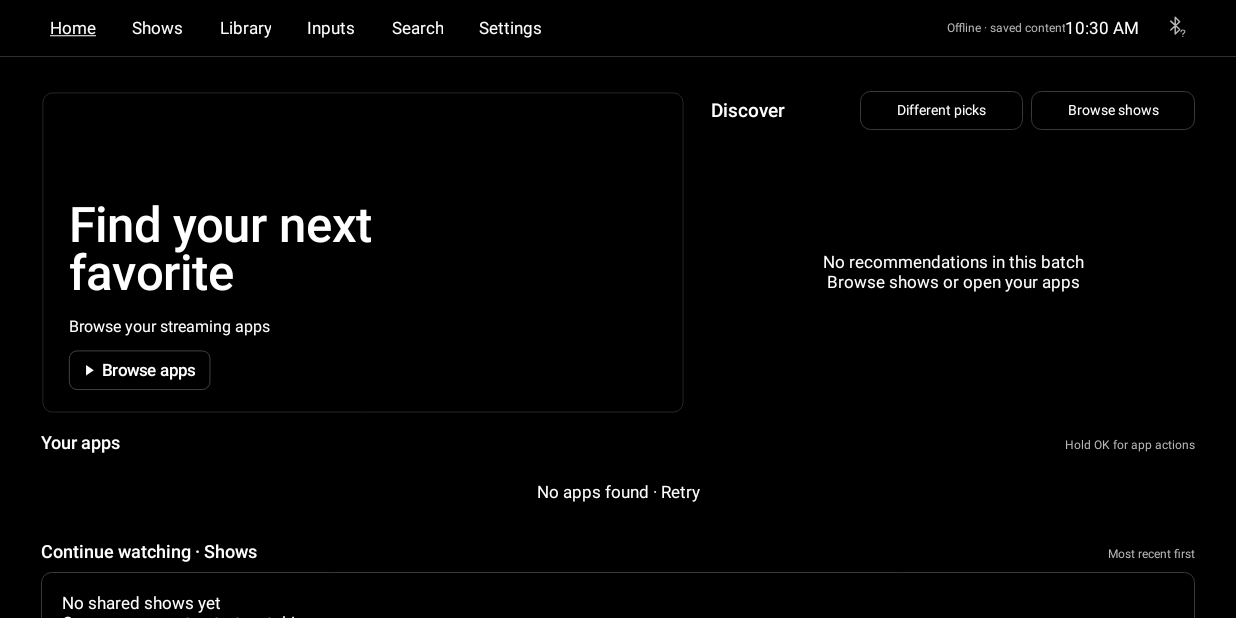
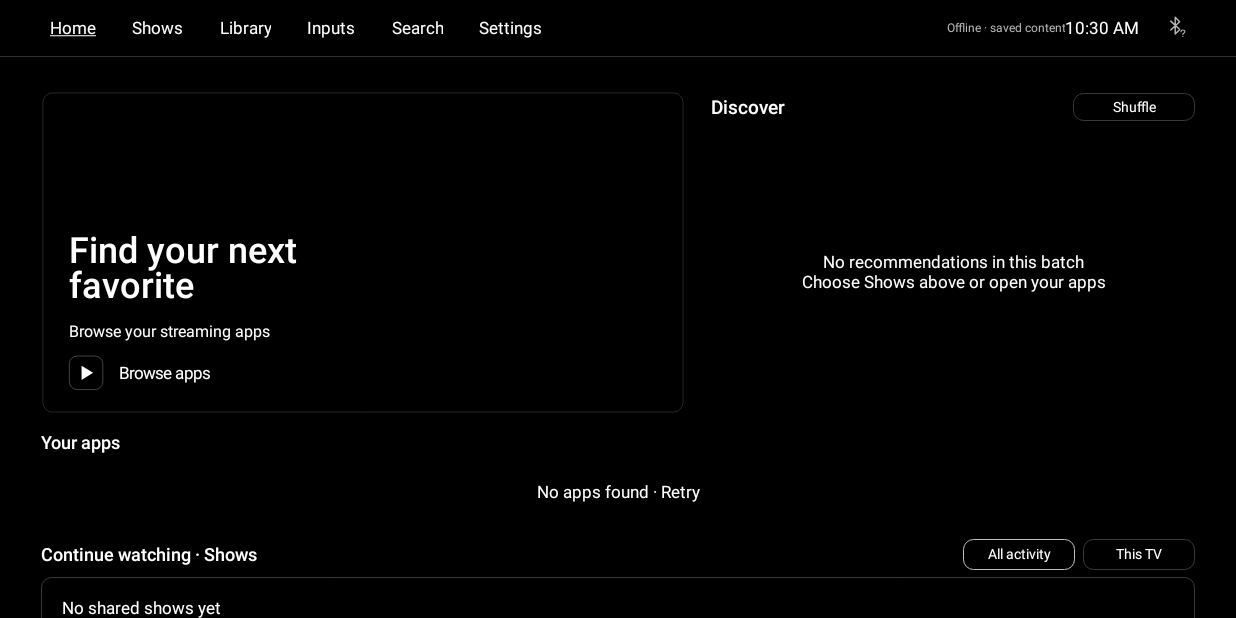
Before and after one commit to draco1738/prettTV, an Android app: the MainActivity screen opened directly, with no data from a screen before it, on a phone screen of 824 x 412 dp (held sideways). Run offline under Robolectric (Android 15) with nearby library versions, the light colour scheme and no system bars; pictures from the network do not load.

Commit message:
Refine OLED Home and simplify direct audio output controls

```diff
--- a/launcher/app/build.gradle.kts
+++ b/launcher/app/build.gradle.kts
@@ -15,8 +15,8 @@ android {
         applicationId = "dev.zane.pretttv"
         minSdk = 26
         targetSdk = 34
-        versionCode = 33
-        versionName = "0.6.4"
+        versionCode = 34
+        versionName = "0.6.5"
         testInstrumentationRunner = "fi.jommi.rivi.StabilityInstrumentation"
     }
 
--- a/launcher/app/src/main/kotlin/fi/jommi/rivi/BalancedHomeLayout.kt
+++ b/launcher/app/src/main/kotlin/fi/jommi/rivi/BalancedHomeLayout.kt
@@ -13,12 +13,17 @@ internal object BalancedHomeLayout {
     const val POSTER_WIDTH=(DISCOVERY_WIDTH-2*POSTER_GAP)/3
     const val POSTER_COUNT=3
     const val TOP_GAP=38
+    const val DISCOVERY_ACTION_PADDING=16
+    // Leave one reference pixel of slack for independently rounded Larger dimensions.
+    const val HEADING_TOP_CLEARANCE=3
+    const val HEADING_BOTTOM_CLEARANCE=13
 
     private fun font(value:Float)=if(value.isFinite())value.coerceAtLeast(1f) else 1f
     fun stackedHeading(fontScale:Float)=font(fontScale)>1.3f
-    fun headingHeight(fontScale:Float)=ceil(36*font(fontScale)).toInt()+25+if(stackedHeading(fontScale))browseHeight(fontScale) else 0
+    fun headingHeight(fontScale:Float)=ceil(36*font(fontScale)).toInt()+25+if(stackedHeading(fontScale))discoveryActionHeight(fontScale) else 0
     fun posterHeight(fontScale:Float)=POSTER_WIDTH*3/2+81+ceil(70*(font(fontScale)-1f)).toInt()
-    fun browseHeight(fontScale:Float)=36+ceil(25*font(fontScale)).toInt()
+    fun discoveryActionHeight(fontScale:Float)=16+ceil(28*font(fontScale)).toInt()
+    fun discoveryActionWidth(fontScale:Float)=2*DISCOVERY_ACTION_PADDING+ceil(158*font(fontScale)).toInt()
     fun stageHeight(fontScale:Float)=headingHeight(fontScale)+posterHeight(fontScale)
     fun appCaptionHeight(fontScale:Float)=8+ceil(26*font(fontScale)).toInt()
     fun continuationHeight(fontScale:Float)=128+ceil(100*(font(fontScale)-1f)).toInt()
--- a/launcher/app/src/main/kotlin/fi/jommi/rivi/MainActivity.kt
+++ b/launcher/app/src/main/kotlin/fi/jommi/rivi/MainActivity.kt
@@ -440,6 +440,27 @@ class MainActivity : Activity() {
         addView(text(title,28,ink,true),LinearLayout.LayoutParams(0,px(44),1f))
         if(extra.isNotEmpty())addView(text(extra,19,muted),LinearLayout.LayoutParams(-2,px(44)))
     }
+    private fun watchingSection(title:String,key:String):View {
+        val heading=if(BalancedHomeLayout.stackedHeading(balancedFont))column() else row()
+        val caption=text(title,28,ink,true)
+        heading.addView(caption,if(heading.orientation==LinearLayout.HORIZONTAL)LinearLayout.LayoutParams(0,px(52),1f) else LinearLayout.LayoutParams(-1,px(52)))
+        val choices=row()
+        for((mode,label) in listOf(ViewingHistoryMode.COMBINED to "All activity",ViewingHistoryMode.THIS_TV_ONLY to "This TV")) {
+            val selected=mode==viewingHistoryMode
+            val action=button(label,"$key-history-${mode.name.lowercase()}") { applyViewingHistoryMode(mode) }.apply {
+                setTextSize(TypedValue.COMPLEX_UNIT_PX,22f*scale*balancedFont)
+                isSelected=selected
+                contentDescription="$label. ${if(selected)"Selected. " else ""}"+if(mode==ViewingHistoryMode.COMBINED)"Includes activity shared by your apps." else "Viewing observed on this TV."
+                fun paint(focused:Boolean) { background=round(PrettTvColors.SURFACE,if(focused)ink else if(selected)PrettTvColors.SECONDARY else PrettTvColors.EDGE) }
+                paint(false);setOnFocusChangeListener { _,focused->paint(focused) }
+                setOnLongClickListener { chooseViewingHistory();true }
+            }
+            choices.addView(action,LinearLayout.LayoutParams(px((174*balancedFont).toInt()),px((48*balancedFont).toInt())).apply { marginStart=px(12) })
+        }
+        constrainRow(choices)
+        heading.addView(choices,LinearLayout.LayoutParams(-2,-2).apply { gravity=Gravity.END or Gravity.CENTER_VERTICAL })
+        return heading
+    }
     private fun gap(n:Int) { page.addView(View(this),LinearLayout.LayoutParams(1,px(n))) }
     private fun updateClock() { if(::clock.isInitialized)clock.text=android.text.format.DateFormat.getTimeFormat(this).format(Date()); updateHomeStatus() }
     private fun updateWeatherHeader() {
@@ -623,24 +644,24 @@ class MainActivity : Activity() {
         firstCard=hero
         val side=column()
         val heading=if(BalancedHomeLayout.stackedHeading(balancedFont))column() else row()
+        heading.isBaselineAligned=false
+        heading.setPadding(0,px(BalancedHomeLayout.HEADING_TOP_CLEARANCE),0,px(BalancedHomeLayout.HEADING_BOTTOM_CLEARANCE))
         val caption=text("Discover",29,ink,true).apply { gravity=Gravity.CENTER_VERTICAL }
-        val actions=row().apply { gravity=Gravity.CENTER_VERTICAL }
-        fun discoveryAction(label:String,key:String,action:()->Unit)=button(label,key,action).apply {
-            gravity=Gravity.CENTER;setPadding(px(10),0,px(10),0)
+        val different=button("Shuffle","different-picks") { differentPicks() }.apply {
+            gravity=Gravity.CENTER
+            setPadding(px(BalancedHomeLayout.DISCOVERY_ACTION_PADDING),0,px(BalancedHomeLayout.DISCOVERY_ACTION_PADDING),0)
             setTextSize(TypedValue.COMPLEX_UNIT_PX,22f*scale*balancedFont)
             background=round(PrettTvColors.SURFACE,PrettTvColors.EDGE)
             setOnFocusChangeListener { _,focused -> background=round(PrettTvColors.SURFACE,if(focused)ink else PrettTvColors.EDGE) }
         }
-        val different=discoveryAction("Different picks","different-picks") { differentPicks() }
-        val browse=discoveryAction("Browse shows","browse-shows") { browseDiscovery() }
-        actions.addView(different,LinearLayout.LayoutParams(0,px(BalancedHomeLayout.browseHeight(balancedFont)),1f).apply { rightMargin=px(12) })
-        actions.addView(browse,LinearLayout.LayoutParams(0,px(BalancedHomeLayout.browseHeight(balancedFont)),1f))
+        val actionParams=LinearLayout.LayoutParams(px(BalancedHomeLayout.discoveryActionWidth(balancedFont)),
+            px(BalancedHomeLayout.discoveryActionHeight(balancedFont)))
         if(BalancedHomeLayout.stackedHeading(balancedFont)) {
             heading.addView(caption,LinearLayout.LayoutParams(-1,0,1f))
-            heading.addView(actions,LinearLayout.LayoutParams(-1,px(BalancedHomeLayout.browseHeight(balancedFont))))
+            heading.addView(different,actionParams.apply { gravity=Gravity.END })
         } else {
             heading.addView(caption,LinearLayout.LayoutParams(0,-1,1f))
-            heading.addView(actions,LinearLayout.LayoutParams(px(520),-1))
+            heading.addView(different,actionParams.apply { gravity=Gravity.CENTER_VERTICAL })
         }
         side.addView(heading,LinearLayout.LayoutParams(-1,px(BalancedHomeLayout.headingHeight(balancedFont))))
         val shelf=FrameLayout(this).apply { clipChildren=false; clipToPadding=false }
@@ -661,18 +682,8 @@ class MainActivity : Activity() {
         updateBalancedDiscovery(next)
         buildContentRows()
     }
-    private fun browseDiscovery() {
-        val target=listOf("explore","discover","trending").firstNotNullOfOrNull { key ->
-            windowedRows[key]?.ensure(0) ?: rowSections[key]?.let { section ->
-                focusables.values.firstOrNull { it.isFocusable && it.visibility==View.VISIBLE && descendant(it,section) }
-            }
-        } ?: showAnchor ?: appAnchor
-        target?.requestFocusFromTouch()
-        revealFocus(target)
-    }
     private fun updateBalancedDiscovery(next:List<Program>) {
         val hero=focusables["feature"] ?: return
-        val browse=focusables["browse-shows"] ?: return
         val different=focusables["different-picks"] ?: return
         val empty=focusables["discovery-empty"] ?: return
         val posters=(0 until BalancedHomeLayout.POSTER_COUNT).mapNotNull { focusables["next-$it"] }
@@ -684,24 +695,22 @@ class MainActivity : Activity() {
         }
         val available=posters.take(next.size)
         empty.visibility=if(available.isEmpty())View.VISIBLE else View.GONE
-        (empty as? TextView)?.text=if(discoverRotation.current().hasMore)"This batch has no available picks\nChoose Different picks above"
-            else "No recommendations in this batch\nBrowse shows or open your apps"
-        different.contentDescription=if(discoverRotation.current().hasMore)"Different picks. Show another available batch."
-            else "Different picks. No more unseen picks available."
+        (empty as? TextView)?.text=if(discoverRotation.current().hasMore)"This batch has no available picks\nChoose Shuffle above"
+            else "No recommendations in this batch\nChoose Shows above or open your apps"
+        different.contentDescription=if(discoverRotation.current().hasMore)"Shuffle. Show another available batch."
+            else "Shuffle. No more unseen picks available."
         val entry=available.firstOrNull() ?: empty
         hero.nextFocusRightId=entry.id
         available.forEachIndexed { i,card ->
             card.nextFocusLeftId=available.getOrNull(i-1)?.id ?: hero.id
             card.nextFocusRightId=available.getOrNull(i+1)?.id ?: card.id
-            card.nextFocusUpId=if(i<2)different.id else browse.id
+            card.nextFocusUpId=different.id
             card.nextFocusDownId=appAnchor?.id ?: hero.id
         }
         empty.nextFocusLeftId=hero.id; empty.nextFocusRightId=empty.id
         empty.nextFocusUpId=different.id; empty.nextFocusDownId=appAnchor?.id ?: hero.id
-        different.nextFocusLeftId=hero.id;different.nextFocusRightId=browse.id
-        browse.nextFocusLeftId=different.id; browse.nextFocusRightId=browse.id
+        different.nextFocusLeftId=hero.id;different.nextFocusRightId=different.id
         different.nextFocusUpId=focusables.getValue("nav-home").id;different.nextFocusDownId=entry.id
-        browse.nextFocusUpId=focusables.getValue("nav-home").id; browse.nextFocusDownId=available.lastOrNull()?.id ?: entry.id
         focusables.filterKeys { it.startsWith("favorite-") || it=="empty-app-row" }.values.forEachIndexed { i,view ->
             view.nextFocusUpId=if(i<5)hero.id else available.lastOrNull()?.id ?: entry.id
         }
@@ -894,7 +903,7 @@ class MainActivity : Activity() {
     private fun updateHomeStatus() {
         val age=if(content.snapshotAt>0)android.text.format.DateUtils.getRelativeTimeSpanString(content.snapshotAt,System.currentTimeMillis(),60_000).toString() else ""
         homeStatus?.text=when {
-            content.refreshing->"Updating…"
+            content.refreshing->""
             content.offline->"Offline · ${if(age.isEmpty())"saved content" else "saved $age"}"
             content.refreshFailed->"Update unavailable${if(age.isEmpty())"" else " · saved $age"}"
             else->""
@@ -1042,7 +1051,8 @@ class MainActivity : Activity() {
         card.invalidate()
     }
     private fun buildShowRow(title:String,programs:List<Program>,height:Int,key:String,count:Int,note:String="",emptyText:String="",previous:Pair<String,()->Unit>?=null,next:Pair<String,()->Unit>?=null,mode:PrettTvCard.Mode=PrettTvCard.Mode.SHOW) {
-        page.addView(section(title,if(programs.isNotEmpty())listOf("${programs.size} titles",note).filter(String::isNotBlank).joinToString(" · ") else note))
+        page.addView(if(wide && key.startsWith("watching-"))watchingSection(title,key)
+            else section(title,if(programs.isNotEmpty())listOf("${programs.size} titles",note).filter(String::isNotBlank).joinToString(" · ") else note))
         if(wide)gap(10)
         // Leave a visible slice of the next card to make horizontal scrolling discoverable.
         val cardGap=if(mode==PrettTvCard.Mode.CONTINUATION)16 else 20
@@ -1163,7 +1173,11 @@ class MainActivity : Activity() {
     }
     private fun buildApps(height:Int) {
         val entries=orderedApps().filter { it.key !in prefs.hidden }
-        page.addView(section("Your apps","Hold OK for app actions"))
+        val range=text("",19,muted).apply { tag="your-apps-range";importantForAccessibility=View.IMPORTANT_FOR_ACCESSIBILITY_NO }
+        page.addView(if(wide)row().apply {
+            addView(text("Your apps",28,ink,true),LinearLayout.LayoutParams(0,px(44),1f))
+            addView(range,LinearLayout.LayoutParams(-2,px(44)))
+        } else section("Your apps","Hold OK for app actions"))
         if(wide)gap(8)
         val strip=row(); val width=208
         val captionHeight=if(wide)BalancedHomeLayout.appCaptionHeight(balancedFont) else 0
@@ -1181,6 +1195,9 @@ class MainActivity : Activity() {
             clipChildren=true; clipToPadding=true; isSmoothScrollingEnabled=android.animation.ValueAnimator.areAnimatorsEnabled(); setPadding(0,px(4),0,px(4))
         }
         horizontalRows["your-apps"]=scroll
+        fun updateRange() { range.text=AppRowRange.label(entries.size,scroll.scrollX,scroll.width,px(width),px(12)) }
+        scroll.setOnScrollChangeListener { _,_,_,_,_->updateRange() }
+        scroll.addOnLayoutChangeListener { _,_,_,_,_,_,_,_,_->updateRange() }
         entries.forEachIndexed { i,e ->
             val card=appCard(e,"favorite-${e.key}",36f)
             val tile:View=if(wide)column().apply {
@@ -1323,7 +1340,7 @@ class MainActivity : Activity() {
         balancedDiscovery()
         val change=discoverRotation.next()
         if(change==null) {
-            Toast.makeText(this,"No more unseen picks in the available catalog. Browse shows or use Undo.",Toast.LENGTH_LONG).show()
+            Toast.makeText(this,"No more unseen picks in the available catalog. Choose Shows above or use Undo.",Toast.LENGTH_LONG).show()
             return
         }
         personal.recordUndo("Different picks",settingsGeneration) {
--- a/launcher/app/src/main/kotlin/fi/jommi/rivi/PrettTvCard.kt
+++ b/launcher/app/src/main/kotlin/fi/jommi/rivi/PrettTvCard.kt
@@ -381,7 +381,7 @@ class PrettTvCard(context:Context,private val unit:Float,private val mode:Mode,p
         val inset=s(44f); val space=(w-2*inset).coerceAtLeast(1f); val copyWidth=minOf(s(650f),space)
         val font=resources.configuration.fontScale
         val hasAction=action.isNotBlank(); val hasSource=sourceLabel.isNotBlank()
-        val buttonH=s(60f)*font
+        val buttonH=s(52f)*font
         val buttonBottom=h-s(38f); val buttonTop=buttonBottom-if(hasAction || hasSource)buttonH else 0f
         val metadata=listOf(detail,secondaryDetail).filter(String::isNotBlank).distinct().joinToString("  |  ")
         var titleBottom=buttonTop
@@ -398,11 +398,11 @@ class PrettTvCard(context:Context,private val unit:Float,private val mode:Mode,p
             titleBottom=balancedMetadataBounds.top-s(23f)
         } else if(validProgress())titleBottom-=s(4f)
         // Keep multiword feature titles in the left-hand column, not stretched over the scene.
-        drawWrappedTitle(c,inset,titleBottom,minOf(s(520f),copyWidth),76f,(titleBottom-inset).coerceAtLeast(1f),true)
+        drawWrappedTitle(c,inset,titleBottom,minOf(s(520f),copyWidth),56f,(titleBottom-inset).coerceAtLeast(1f),true)
         if(hasAction) {
-            prepareBalancedText(26f,true)
-            val buttonW=(text.measureText(action)+s(74f)).coerceAtLeast(s(184f)).coerceAtMost(copyWidth*.72f)
-            actionBounds.set(inset,buttonTop,inset+buttonW,buttonBottom)
+            // The whole hero is the action target. Keep its honest action in accessibility,
+            // but draw only a compact native play mark, never a service-name-sized pill.
+            actionBounds.set(inset,buttonTop,inset+buttonH,buttonBottom)
             paint.color=Color.BLACK; c.drawRoundRect(actionBounds,s(12f),s(12f),paint)
             paint.style=Paint.Style.STROKE; paint.strokeWidth=s(1f); paint.color=if(isFocused)ivory else PrettTvColors.STRONG_EDGE
             c.drawRoundRect(actionBounds,s(12f),s(12f),paint)
@@ -411,15 +411,16 @@ class PrettTvCard(context:Context,private val unit:Float,private val mode:Mode,p
                 paint.color=ivory; paint.strokeWidth=s(3f); c.drawRoundRect(feedbackBounds,s(19f),s(19f),paint)
             }
             paint.style=Paint.Style.FILL
-            val cy=actionBounds.centerY()
-            actionPlay.reset(); actionPlay.moveTo(inset+s(26f),cy-s(8f)); actionPlay.lineTo(inset+s(26f),cy+s(8f))
-            actionPlay.lineTo(inset+s(38f),cy); actionPlay.close(); paint.color=ivory; c.drawPath(actionPlay,paint)
-            line(c,action,inset+s(51f),cy-(metrics.ascent+metrics.descent)/2,26f,buttonW-s(70f),ivory,true)
+            val cx=actionBounds.centerX(); val cy=actionBounds.centerY()
+            actionPlay.reset(); actionPlay.moveTo(cx-s(7f)*font,cy-s(11f)*font)
+            actionPlay.lineTo(cx-s(7f)*font,cy+s(11f)*font); actionPlay.lineTo(cx+s(11f)*font,cy)
+            actionPlay.close(); paint.color=ivory; c.drawPath(actionPlay,paint)
         }
-        if(hasSource) {
-            prepareBalancedText(23f)
+        if(hasSource || hasAction) {
+            prepareBalancedText(26f)
             val sourceX=if(hasAction)actionBounds.right+s(25f) else inset
-            line(c,sourceLabel,sourceX,buttonTop+buttonH/2-(metrics.ascent+metrics.descent)/2,23f,w-inset-sourceX,muted)
+            val label=if(action=="Resume" && hasSource)"Resume · $sourceLabel" else if(hasAction)action else sourceLabel
+            line(c,label,sourceX,buttonTop+buttonH/2-(metrics.ascent+metrics.descent)/2,26f,w-inset-sourceX,ivory)
         }
     }
     private fun drawContinuation(c:Canvas,w:Float,h:Float) {
--- /dev/null
+++ b/launcher/app/src/main/res/drawable/ic_audio_hdmi.xml
@@ -0,0 +1,3 @@
+<vector xmlns:android="http://schemas.android.com/apk/res/android" android:width="36dp" android:height="36dp" android:viewportWidth="24" android:viewportHeight="24">
+    <path android:fillColor="@android:color/transparent" android:strokeColor="#FFFFFF" android:strokeWidth="1.6" android:strokeLineCap="round" android:strokeLineJoin="round" android:pathData="M17,4 L3,4 L3,17 L17,17 M7,21 L13,21 M10,17 L10,21 M17,8 Q21,10.5 17,13 M20,5 Q26,10.5 20,16" />
+</vector>
--- /dev/null
+++ b/launcher/app/src/main/res/drawable/ic_audio_headphones.xml
@@ -0,0 +1,3 @@
+<vector xmlns:android="http://schemas.android.com/apk/res/android" android:width="36dp" android:height="36dp" android:viewportWidth="24" android:viewportHeight="24">
+    <path android:fillColor="@android:color/transparent" android:strokeColor="#FFFFFF" android:strokeWidth="1.6" android:strokeLineCap="round" android:strokeLineJoin="round" android:pathData="M3,14 L3,11 A9,9 0,0 1,21 11 L21,14 M3,13 L7,13 L7,21 L3,21 Z M17,13 L21,13 L21,21 L17,21 Z" />
+</vector>
--- /dev/null
+++ b/launcher/app/src/main/res/drawable/ic_audio_speaker.xml
@@ -0,0 +1,3 @@
+<vector xmlns:android="http://schemas.android.com/apk/res/android" android:width="36dp" android:height="36dp" android:viewportWidth="24" android:viewportHeight="24">
+    <path android:fillColor="@android:color/transparent" android:strokeColor="#FFFFFF" android:strokeWidth="1.6" android:strokeLineCap="round" android:strokeLineJoin="round" android:pathData="M3,9 L7,9 L12,5 L12,19 L7,15 L3,15 Z M16,8 Q20,12 16,16 M19,5 Q25,12 19,19" />
+</vector>
--- /dev/null
+++ b/launcher/app/src/main/res/drawable/ic_selected_check.xml
@@ -0,0 +1,3 @@
+<vector xmlns:android="http://schemas.android.com/apk/res/android" android:width="24dp" android:height="24dp" android:viewportWidth="24" android:viewportHeight="24">
+    <path android:fillColor="@android:color/transparent" android:strokeColor="#FFFFFF" android:strokeWidth="2" android:strokeLineCap="round" android:strokeLineJoin="round" android:pathData="M4,12 L9,17 L20,6" />
+</vector>
```
Also changed, not shown: launcher/app/src/main/kotlin/fi/jommi/rivi/AppRowRange.kt (added, +13 -0 lines), launcher/app/src/main/kotlin/fi/jommi/rivi/AudioOutputChoice.kt (added, +20 -0 lines), launcher/app/src/main/kotlin/fi/jommi/rivi/BluetoothControlActivity.kt (+105 -75 lines), 9 other files.
